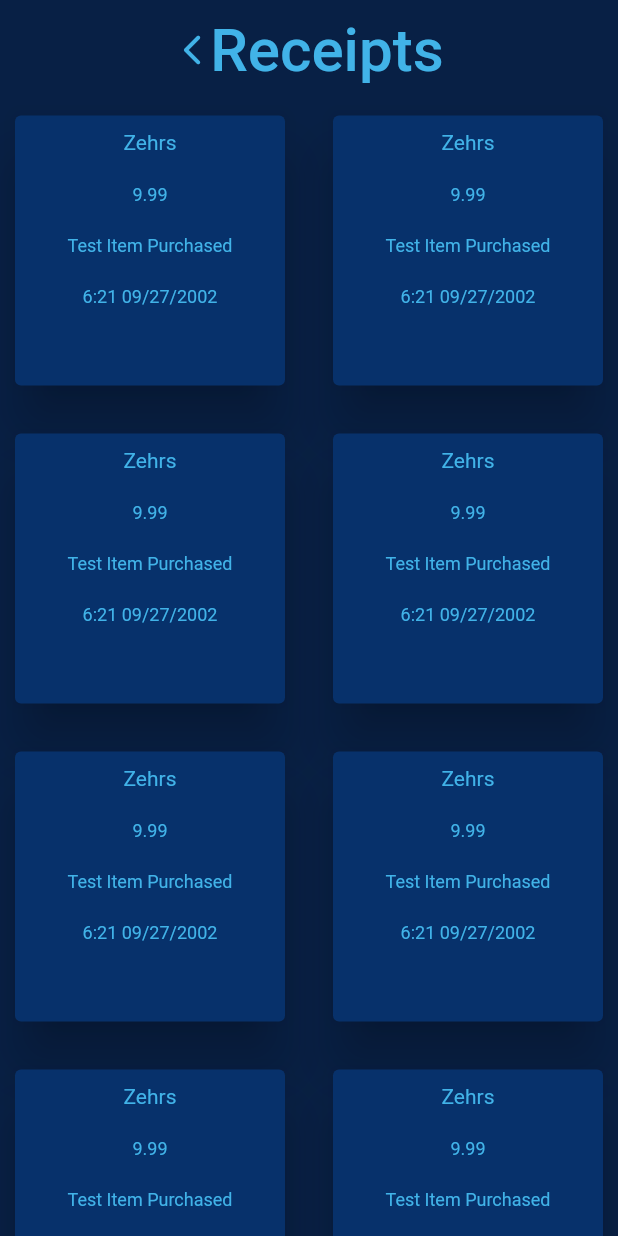
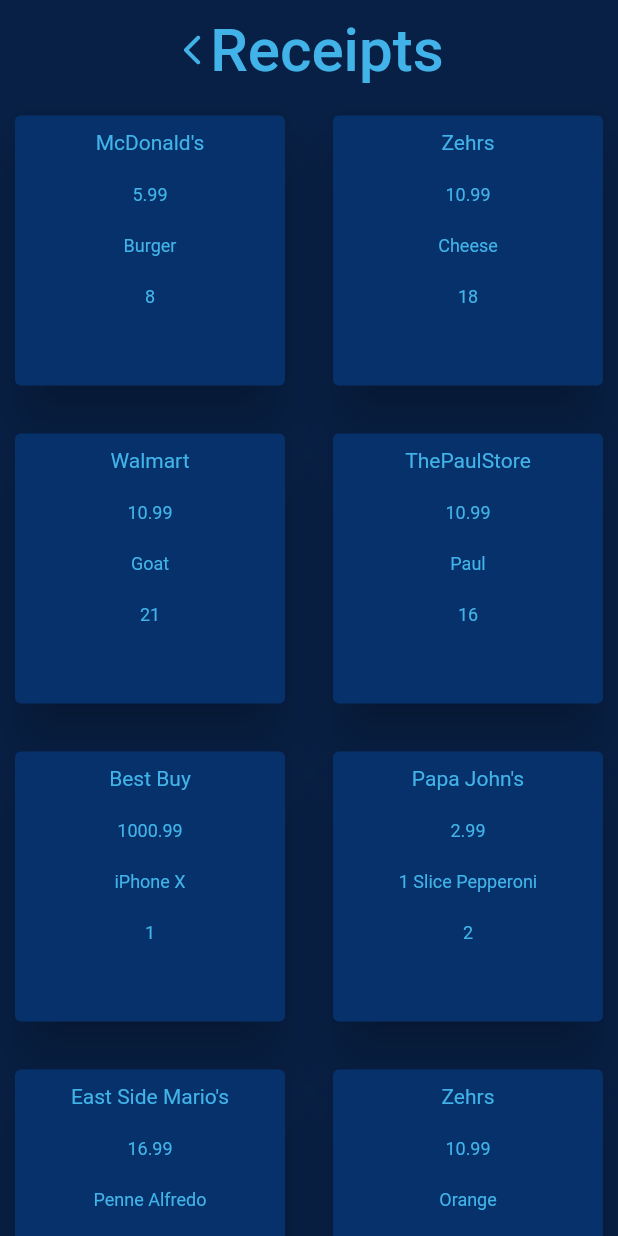
Before and after one commit to sriharivishnu/ReceiptHub, a Flutter app: the ReceiptPage screen opened directly, on a phone screen of 412 x 824 dp. Run offline on Flutter 3.47's test engine with Material 2 defaults, Android fonts, the phone set to English and light mode, and no system bars; our stand-ins replace bottom_navy_bar, bubble_bottom_bar, carousel_slider, fl_chart, flutter_spinkit, page_transition; missing offline and left inert: nfc_manager.

Commit message:
commit stuff

```diff
--- a/receipthub/lib/receipts/receipts.dart
+++ b/receipthub/lib/receipts/receipts.dart
@@ -29,11 +29,13 @@ class _ReceiptPageState extends State<ReceiptPage>
   TextStyle style = TextStyle(fontFamily: 'Montserrat', fontSize: 20.0);
 
   var receiptData = [
-    Receipt([Item("Milk", 10.99)], Store("Zehrs", "Luxembourg", "ID"), 100),
-    Receipt([Item("Cheese", 10.99)], Store("Zehrs", "Luxembourg", "ID"), 100),
-    Receipt([Item("Goat", 10.99)], Store("Zehrs", "Luxembourg", "ID"), 100),
-    Receipt([Item("Paul", 10.99)], Store("Zehrs", "Luxembourg", "ID"), 100),
-    Receipt([Item("Cookies", 10.99)], Store("Zehrs", "Luxembourg", "ID"), 100),
+    Receipt([Item("Burger", 5.99)], Store("McDonald's", "Kitchener", "ID"), 8),
+    Receipt([Item("Cheese", 10.99)], Store("Zehrs", "Luxembourg", "ID"), 18),
+    Receipt([Item("Goat", 10.99)], Store("Walmart", "TownTown", "ID"), 21),
+    Receipt([Item("Paul", 10.99)], Store("ThePaulStore", "Far Away", "ID"), 16),
+    Receipt([Item("iPhone X", 1000.99)], Store("Best Buy", "Waterloo", "ID"), 1),
+    Receipt([Item("1 Slice Pepperoni", 2.99)], Store("Papa John's", "Waterloo", "ID"), 2),
+    Receipt([Item("Penne Alfredo", 16.99)], Store("East Side Mario's", "Guelph", "ID"), 99),
     Receipt([Item("Orange", 10.99)], Store("Zehrs", "Luxembourg", "ID"), 100),
     Receipt([Item("Orange", 10.99)], Store("Zehrs", "Luxembourg", "ID"), 100),
     Receipt([Item("Orange", 10.99)], Store("Zehrs", "Luxembourg", "ID"), 100),
@@ -131,7 +133,7 @@ class ReceiptWidget extends StatelessWidget {
               Padding(
                 padding: EdgeInsets.all(10),
                 child: Text(
-                  "9.99",
+                  receipt.items[0].price.toString(),
                   style: TextStyle(color: textBlue, fontSize: 12.0),
                   textAlign: TextAlign.center,
                 ),
@@ -139,7 +141,7 @@ class ReceiptWidget extends StatelessWidget {
               Padding(
                 padding: EdgeInsets.all(10),
                 child: Text(
-                  "Test Item Purchased",
+                  receipt.items[0].name,
                   style: TextStyle(color: textBlue, fontSize: 12.0),
                   textAlign: TextAlign.center,
                 ),
@@ -147,7 +149,7 @@ class ReceiptWidget extends StatelessWidget {
               Padding(
                 padding: EdgeInsets.all(10),
                 child: Text(
-                  "6:21 09/27/2002",
+                  receipt.creationDate.toString(),
                   style: TextStyle(color: textBlue, fontSize: 12.0),
                   textAlign: TextAlign.center,
                 ),
@@ -157,6 +159,5 @@ class ReceiptWidget extends StatelessWidget {
         ),
       ),
     );
-
   }
 }
--- a/receipthub/pubspec.yaml
+++ b/receipthub/pubspec.yaml
@@ -31,7 +31,7 @@ dependencies:
   bubble_bottom_bar: ^1.2.0
   page_transition: "^2.0.2"
   bottom_navy_bar: ^5.5.0
-
+  flutter_spinkit: "^4.1.2"
 
   # The following adds the Cupertino Icons font to your application.
   # Use with the CupertinoIcons class for iOS style icons.
```
Also changed, not shown: receipthub/lib/home/home.dart (+1 -8 lines), receipthub/lib/login.dart (+4 -4 lines), receipthub/lib/login/register.dart (+5 -3 lines), receipthub/lib/main.dart (+8 -0 lines), receipthub/lib/nfc/nfc.dart (+20 -4 lines), receipthub/lib/trends.dart (added, +85 -0 lines), receipthub/assets/images/blueReceiptLogo.png (added), receipthub/pubspec.lock.
